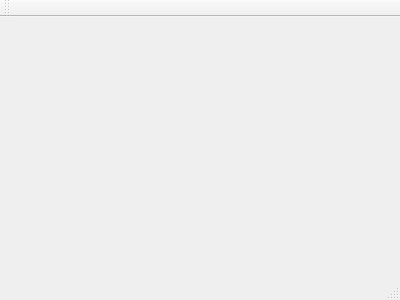
The window that mainwindow.ui (NoviceF/QtFilesystemTreeBuilder) describes before a commit, drawn with Qt 5.
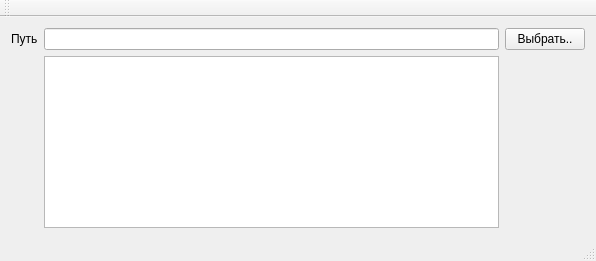
The same window after the commit.

Commit message: + дизайн формы

The edit to the form file:
```diff
--- a/mainwindow.ui
+++ b/mainwindow.ui
@@ -1,24 +1,62 @@
 <ui version="4.0">
  <class>MainWindow</class>
- <widget class="QMainWindow" name="MainWindow" >
-  <property name="geometry" >
+ <widget class="QMainWindow" name="MainWindow">
+  <property name="geometry">
    <rect>
     <x>0</x>
     <y>0</y>
-    <width>400</width>
-    <height>300</height>
+    <width>596</width>
+    <height>261</height>
    </rect>
   </property>
   <property name="windowTitle" >
    <string>MainWindow</string>
   </property>
-  <widget class="QMenuBar" name="menuBar" />
-  <widget class="QToolBar" name="mainToolBar" />
-  <widget class="QWidget" name="centralWidget" />
-  <widget class="QStatusBar" name="statusBar" />
+  <widget class="QWidget" name="centralWidget">
+   <layout class="QGridLayout" name="gridLayout">
+    <item row="0" column="1">
+     <widget class="QLineEdit" name="lineEdit"/>
+    </item>
+    <item row="0" column="0">
+     <widget class="QLabel" name="label">
+      <property name="text">
+       <string>Путь</string>
+      </property>
+     </widget>
+    </item>
+    <item row="0" column="2">
+     <widget class="QPushButton" name="pushButton">
+      <property name="text">
+       <string>Выбрать..</string>
+      </property>
+     </widget>
+    </item>
+    <item row="1" column="1">
+     <widget class="QTableView" name="tableView"/>
+    </item>
+   </layout>
+  </widget>
+  <widget class="QMenuBar" name="menuBar">
+   <property name="geometry">
+    <rect>
+     <x>0</x>
+     <y>0</y>
+     <width>596</width>
+     <height>25</height>
+    </rect>
+   </property>
+  </widget>
+  <widget class="QToolBar" name="mainToolBar">
+   <attribute name="toolBarArea">
+    <enum>TopToolBarArea</enum>
+   </attribute>
+   <attribute name="toolBarBreak">
+    <bool>false</bool>
+   </attribute>
+  </widget>
+  <widget class="QStatusBar" name="statusBar"/>
  </widget>
- <layoutDefault spacing="6" margin="11" />
- <pixmapfunction></pixmapfunction>
+ <layoutdefault spacing="6" margin="11"/>
  <resources/>
  <connections/>
 </ui>
```
Left out of the diff: 3 changed lines with no effect on the pictures.
